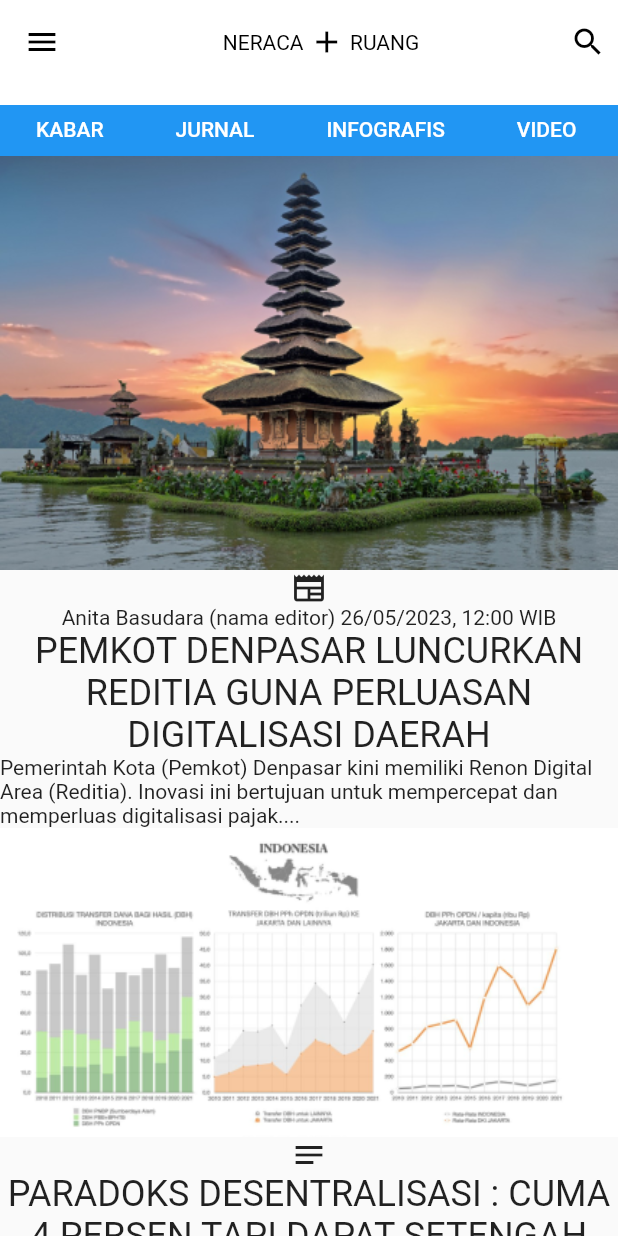
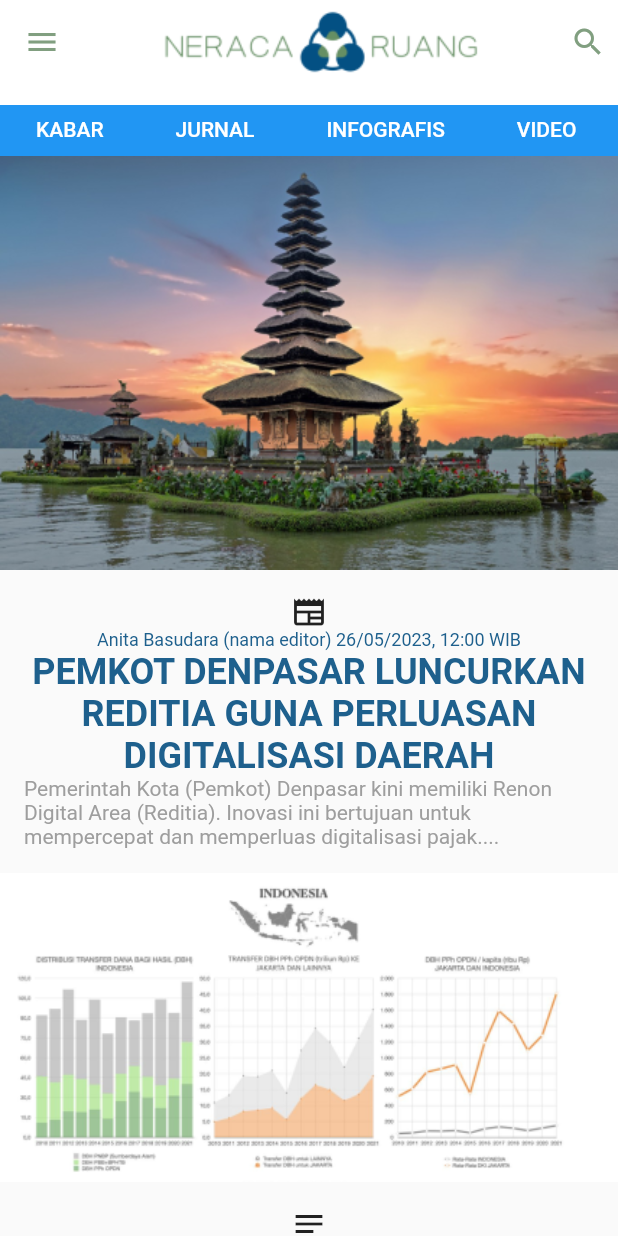
Before and after one commit to imaldi/flutter_neraca_ruang, a Flutter app: the screen it shows after launch, on a phone screen of 412 x 824 dp. Run offline on Flutter 3.47's test engine with Material 2 defaults, Android fonts, the phone set to English and light mode, and no system bars.

Commit message:
done a little bit styling title and text

```diff
--- /dev/null
+++ b/lib/core/consts/colors.dart
@@ -0,0 +1,2 @@
+const appBarIconColor = 0xFF819F80;
+const titleColorText = 0xFF1E608D;
--- a/lib/main.dart
+++ b/lib/main.dart
@@ -1,6 +1,7 @@
 import 'package:flutter/material.dart';
 import 'package:flutter_neraca_ruang/presentation/widgets/tab_menu_item.dart';
 
+import 'core/consts/colors.dart';
 import 'core/consts/sizes.dart';
 
 void main() {
@@ -18,11 +19,17 @@ class MyApp extends StatelessWidget {
       debugShowCheckedModeBanner: false,
       theme: ThemeData(
         primarySwatch: Colors.blue,
+        textTheme: TextTheme(
+            headlineSmall: Theme.of(context).textTheme.headlineSmall?.copyWith(
+                color: const Color(titleColorText),
+                fontWeight: FontWeight.bold),
+            bodyMedium: TextStyle(color: Colors.grey),
+            bodySmall: TextStyle(color: Color(titleColorText))),
         appBarTheme: Theme.of(context).appBarTheme.copyWith(
             backgroundColor: Colors.white,
             titleTextStyle: TextStyle(color: Colors.black),
-            iconTheme: IconThemeData(color: Colors.black),
-            actionsIconTheme: IconThemeData(color: Colors.black)),
+            iconTheme: IconThemeData(color: Color(appBarIconColor)),
+            actionsIconTheme: IconThemeData(color: Color(appBarIconColor))),
       ),
       home: const MyHomePage(title: 'Flutter Demo Home Page'),
     );
@@ -59,12 +66,8 @@ class _MyHomePageState extends State<MyHomePage> {
       child: Scaffold(
         appBar: AppBar(
           elevation: 0,
-          title:
-              Row(mainAxisAlignment: MainAxisAlignment.center, children: const [
-            Text("NERACA "),
-            Icon(Icons.add),
-            Text(" RUANG"),
-          ]),
+          title: Center(
+              child: Image.asset("assets/images/nr_logo_horizontal.png")),
           bottom: PreferredSize(
             preferredSize: _tabBar.preferredSize,
             child: ColoredBox(color: Colors.blue, child: _tabBar),
@@ -87,9 +90,14 @@ class _MyHomePageState extends State<MyHomePage> {
           child: Column(
             children: [
               Image.asset("assets/images/dashboard_1.png"),
+              Padding(
+                padding: const EdgeInsets.all(medium),
+                child: Column(
+                  children: [
                     Icon(Icons.newspaper),
-              const Text(
+                    Text(
                       'Anita Basudara (nama editor) 26/05/2023, 12:00 WIB',
+                      style: Theme.of(context).textTheme.bodySmall,
                     ),
                     Text(
                       'PEMKOT DENPASAR LUNCURKAN REDITIA GUNA PERLUASAN DIGITALISASI DAERAH',
@@ -98,7 +106,14 @@ class _MyHomePageState extends State<MyHomePage> {
                     ),
                     const Text(
                         "Pemerintah Kota (Pemkot) Denpasar kini memiliki Renon Digital Area (Reditia). Inovasi ini bertujuan untuk mempercepat dan memperluas digitalisasi pajak...."),
+                  ],
+                ),
+              ),
               Image.asset("assets/images/dashboard_2.png"),
+              Padding(
+                padding: const EdgeInsets.all(medium),
+                child: Column(
+                  children: [
                     Icon(Icons.notes),
                     Text(
                       "PARADOKS DESENTRALISASI : CUMA 4 PERSEN TAPI DAPAT SETENGAH",
@@ -107,6 +122,9 @@ class _MyHomePageState extends State<MyHomePage> {
                     ),
                     Text(
                         "Sebagian realisasi anggaran yang ditransfer pemerintah pusat ke daerah (propinsi, kota, maupun kabupaten), merupakan dana bagi hasil (DBH). Sumber pendapat yang menjadi hak konstitusi mereka. Maka, selain pendapatan asli daerah (PAD), otonomi fiskal yang 'murni' merupakan kemampuan masing-masing mereka, juga dicerminkan tingkat perolehan DBH-nya."),
+                  ],
+                ),
+              ),
               SingleChildScrollView(
                   scrollDirection: Axis.horizontal,
                   child: Container(
@@ -138,6 +156,10 @@ class _MyHomePageState extends State<MyHomePage> {
                           .toList(),
                     ),
                   )),
+              Padding(
+                padding: const EdgeInsets.all(medium),
+                child: Column(
+                  children: [
                     Icon(Icons.mail),
                     Text(
                       "20 TAHUN OTONOMI DAERAH",
@@ -146,7 +168,14 @@ class _MyHomePageState extends State<MyHomePage> {
                     ),
                     Text(
                         "Era desentralisasi telah mendorong kepala daerah berinovasi dalam mengembangkan wilayah mereka untuk."),
+                  ],
+                ),
+              ),
               Image.asset("assets/images/neraca_ruang.png"),
+              Padding(
+                padding: const EdgeInsets.all(medium),
+                child: Column(
+                  children: [
                     Icon(Icons.play_arrow),
                     Text(
                       "PLANOLOGI MENGGUGAT (EPISODE 2 : MEMBERI MANFAAT ATAU MENGUNDANG BENCANA?)",
@@ -154,43 +183,8 @@ class _MyHomePageState extends State<MyHomePage> {
                       textAlign: TextAlign.center,
                     ),
                     Text("Ini Isi Sinopsis Video"),
-              SingleChildScrollView(
-                  scrollDirection: Axis.horizontal,
-                  child: Container(
-                    constraints: BoxConstraints(maxHeight: 250),
-                    child: Row(
-                      children: [
-                        Image.asset("assets/images/sliding_1.png"),
-                        Image.asset("assets/images/dashboard_3.png"),
-                      ]
-                          .map((e) => Container(
-                                margin: const EdgeInsets.symmetric(
-                                    horizontal: medium),
-                                constraints: BoxConstraints(
-                                    minWidth: MediaQuery.of(context)
-                                                .orientation ==
-                                            Orientation.portrait
-                                        ? MediaQuery.of(context).size.width
-                                        : MediaQuery.of(context).size.height,
-                                    maxWidth: MediaQuery.of(context)
-                                                .orientation ==
-                                            Orientation.portrait
-                                        ? MediaQuery.of(context).size.width
-                                        : MediaQuery.of(context).size.height),
-                                child: FittedBox(
-                                  fit: BoxFit.contain,
-                                  child: e,
+                  ],
                 ),
-                              ))
-                          .toList(),
-                    ),
-                  )),
-              Icon(Icons.camera),
-              Text("Institut Teknlogi Denpasar, 23 Mei 2023"),
-              Text(
-                "ARISAN 6301: PARIWISATA NUSANTARA",
-                style: Theme.of(context).textTheme.headlineSmall,
-                textAlign: TextAlign.center,
               ),
               SingleChildScrollView(
                   scrollDirection: Axis.horizontal,
@@ -223,6 +217,55 @@ class _MyHomePageState extends State<MyHomePage> {
                           .toList(),
                     ),
                   )),
+              Padding(
+                padding: const EdgeInsets.all(medium),
+                child: Column(
+                  children: [
+                    Icon(Icons.camera),
+                    Text("Institut Teknlogi Denpasar, 23 Mei 2023"),
+                    Text(
+                      "ARISAN 6301: PARIWISATA NUSANTARA",
+                      style: Theme.of(context).textTheme.headlineSmall,
+                      textAlign: TextAlign.center,
+                    ),
+                  ],
+                ),
+              ),
+              SingleChildScrollView(
+                  scrollDirection: Axis.horizontal,
+                  child: Container(
+                    constraints: BoxConstraints(maxHeight: 250),
+                    child: Row(
+                      children: [
+                        Image.asset("assets/images/sliding_1.png"),
+                        Image.asset("assets/images/dashboard_3.png"),
+                      ]
+                          .map((e) => Container(
+                                margin: const EdgeInsets.symmetric(
+                                    horizontal: medium),
+                                constraints: BoxConstraints(
+                                    minWidth: MediaQuery.of(context)
+                                                .orientation ==
+                                            Orientation.portrait
+                                        ? MediaQuery.of(context).size.width
+                                        : MediaQuery.of(context).size.height,
+                                    maxWidth: MediaQuery.of(context)
+                                                .orientation ==
+                                            Orientation.portrait
+                                        ? MediaQuery.of(context).size.width
+                                        : MediaQuery.of(context).size.height),
+                                child: FittedBox(
+                                  fit: BoxFit.contain,
+                                  child: e,
+                                ),
+                              ))
+                          .toList(),
+                    ),
+                  )),
+              Padding(
+                padding: const EdgeInsets.all(medium),
+                child: Column(
+                  children: [
                     Icon(Icons.mail),
                     Text(
                       "APAKAH INDONESIA SUDAH MENJALANKAN OTONOMI DAERAH DENGAN BAIK?",
@@ -231,6 +274,9 @@ class _MyHomePageState extends State<MyHomePage> {
                     ),
                     Text(
                         "Diskusi hangat mengenai pandangan masyarakat terhadap penerapan otonomi daerah di masa kini."),
+                  ],
+                ),
+              ),
               SizedBox(
                 height: extra,
               ),
```
Also changed, not shown: assets/images/nr_logo_horizontal.png (added). Lines whose indentation alone changed are shown as unchanged.
